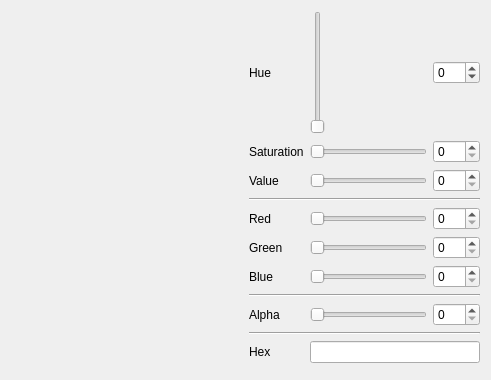
First picture: the form in colorCircles/src/QtColorWidgets/color_dialog.ui, repository andr1312e/Igor3, before the edit.
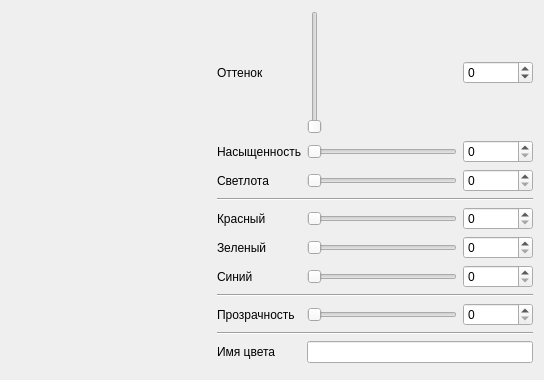
Second picture: the form after the edit. Icons and pictures are not drawn. Custom widgets are drawn as their Qt base class.

```diff
--- a/colorCircles/src/QtColorWidgets/color_dialog.ui
+++ b/colorCircles/src/QtColorWidgets/color_dialog.ui
@@ -30,6 +30,12 @@
            <verstretch>0</verstretch>
           </sizepolicy>
          </property>
+         <property name="minimumSize">
+          <size>
+           <width>200</width>
+           <height>200</height>
+          </size>
+         </property>
         </widget>
        </item>
        <item>
@@ -38,7 +44,7 @@
       </layout>
      </item>
      <item>
-      <layout class="QGridLayout" name="gridLayout">
+      <layout class="QGridLayout" name="gridLayout" columnminimumwidth="0,150,70">
        <item row="2" column="1">
         <widget class="color_widgets::GradientSlider" name="slide_value">
          <property name="maximum">
@@ -52,14 +58,14 @@
        <item row="1" column="0">
         <widget class="QLabel" name="label_7">
          <property name="text">
-          <string>Saturation</string>
+          <string>Насыщенность</string>
          </property>
         </widget>
        </item>
        <item row="0" column="0">
         <widget class="QLabel" name="label_6">
          <property name="text">
-          <string>Hue</string>
+          <string>Оттенок</string>
          </property>
         </widget>
        </item>
@@ -76,14 +82,14 @@
        <item row="10" column="0">
         <widget class="QLabel" name="label_8">
          <property name="text">
-          <string>Hex</string>
+          <string>Имя цвета</string>
          </property>
         </widget>
        </item>
        <item row="6" column="0">
         <widget class="QLabel" name="label_3">
          <property name="text">
-          <string>Blue</string>
+          <string>Синий</string>
          </property>
         </widget>
        </item>
@@ -120,28 +126,28 @@
        <item row="2" column="0">
         <widget class="QLabel" name="label_5">
          <property name="text">
-          <string>Value</string>
+          <string>Светлота</string>
          </property>
         </widget>
        </item>
        <item row="5" column="0">
         <widget class="QLabel" name="label_2">
          <property name="text">
-          <string>Green</string>
+          <string>Зеленый</string>
          </property>
         </widget>
        </item>
        <item row="8" column="0">
         <widget class="QLabel" name="label_alpha">
          <property name="text">
-          <string>Alpha</string>
+          <string>Прозрачность</string>
          </property>
         </widget>
        </item>
        <item row="4" column="0">
         <widget class="QLabel" name="label">
          <property name="text">
-          <string>Red</string>
+          <string>Красный</string>
          </property>
         </widget>
        </item>
```
